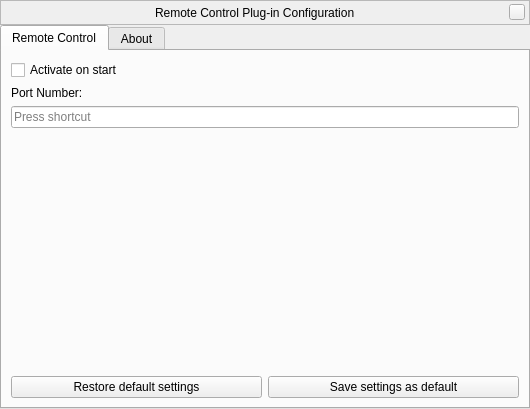
Qt form plugins/RemoteControl/src/gui/remoteControlDialog.ui (519984307/stellarium_src) before a commit.
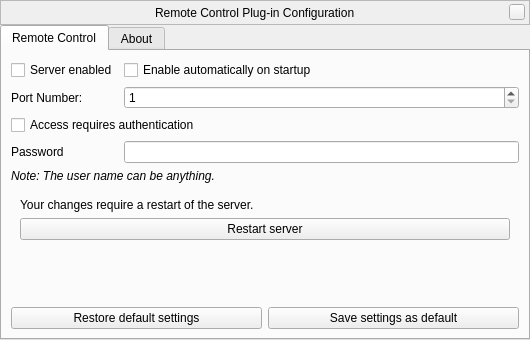
The same form after that commit. Custom widgets are drawn as their Qt base class.

Commit message: Changed QtWebApp classes to use structs for configuration instead of QSettings, this makes it easier to incorporate into Stellarium's programming model. Made RemoteControl configuration dialog working and added some things to it. StelDialog now has a connectCheckbox method similar to ViewDialog::connectCheckbox that connects a checkbox to a StelAction automatically.

What changed in the file:
```diff
--- a/plugins/RemoteControl/src/gui/remoteControlDialog.ui
+++ b/plugins/RemoteControl/src/gui/remoteControlDialog.ui
@@ -7,7 +7,7 @@
     <x>0</x>
     <y>0</y>
     <width>530</width>
-    <height>409</height>
+    <height>340</height>
    </rect>
   </property>
   <property name="windowTitle">
@@ -144,32 +144,18 @@
       <attribute name="title">
        <string>Remote Control</string>
       </attribute>
-      <layout class="QVBoxLayout" name="verticalLayout_3">
-       <item>
-        <widget class="QCheckBox" name="activateOnStartCheckBox">
-         <property name="enabled">
-          <bool>true</bool>
-         </property>
-         <property name="text">
-          <string>Activate on start</string>
-         </property>
-        </widget>
-       </item>
-       <item>
+      <layout class="QFormLayout" name="formLayout">
+       <item row="6" column="0">
         <widget class="QLabel" name="label">
          <property name="text">
           <string>Port Number:</string>
          </property>
-        </widget>
-       </item>
-       <item>
-        <widget class="QKeySequenceEdit" name="portNumberKeySequenceEdit">
-         <property name="toolTip">
-          <string>Enter port number to access internal web server.</string>
+         <property name="buddy">
+          <cstring>portNumberSpinBox</cstring>
          </property>
         </widget>
        </item>
-       <item>
+       <item row="13" column="0">
         <spacer name="verticalSpacer_3">
          <property name="orientation">
           <enum>Qt::Vertical</enum>
@@ -182,7 +168,7 @@
          </property>
         </spacer>
        </item>
-       <item>
+       <item row="14" column="0" colspan="2">
         <layout class="QHBoxLayout" name="horizontalLayout_7">
          <item>
           <widget class="QPushButton" name="restoreDefaultsButton">
@@ -212,6 +198,85 @@
          </item>
         </layout>
        </item>
+       <item row="7" column="0" colspan="2">
+        <widget class="QCheckBox" name="passwordCheckBox">
+         <property name="text">
+          <string>Access requires authentication</string>
+         </property>
+        </widget>
+       </item>
+       <item row="8" column="0">
+        <widget class="QLabel" name="label_2">
+         <property name="text">
+          <string>Password</string>
+         </property>
+         <property name="buddy">
+          <cstring>passwordEdit</cstring>
+         </property>
+        </widget>
+       </item>
+       <item row="8" column="1">
+        <widget class="QLineEdit" name="passwordEdit"/>
+       </item>
+       <item row="9" column="0" colspan="2">
+        <widget class="QLabel" name="label_3">
+         <property name="font">
+          <font>
+           <italic>true</italic>
+          </font>
+         </property>
+         <property name="text">
+          <string>Note: The user name can be anything.</string>
+         </property>
+        </widget>
+       </item>
+       <item row="6" column="1">
+        <widget class="QSpinBox" name="portNumberSpinBox">
+         <property name="minimum">
+          <number>1</number>
+         </property>
+         <property name="maximum">
+          <number>65535</number>
+         </property>
+        </widget>
+       </item>
+       <item row="11" column="0" colspan="2">
+        <widget class="QWidget" name="restartPanel" native="true">
+         <layout class="QVBoxLayout" name="verticalLayout">
+          <item>
+           <widget class="QLabel" name="label_4">
+            <property name="text">
+             <string>Your changes require a restart of the server.</string>
+            </property>
+           </widget>
+          </item>
+          <item>
+           <widget class="QPushButton" name="resetButton">
+            <property name="text">
+             <string>Restart server</string>
+            </property>
+           </widget>
+          </item>
+         </layout>
+        </widget>
+       </item>
+       <item row="2" column="0">
+        <widget class="QCheckBox" name="enabledCheckbox">
+         <property name="text">
+          <string>Server enabled</string>
+         </property>
+        </widget>
+       </item>
+       <item row="2" column="1">
+        <widget class="QCheckBox" name="activateOnStartCheckBox">
+         <property name="enabled">
+          <bool>true</bool>
+         </property>
+         <property name="text">
+          <string>Enable automatically on startup</string>
+         </property>
+        </widget>
+       </item>
       </layout>
      </widget>
      <widget class="QWidget" name="aboutTab">
```
The commit also changes 21 other files.
